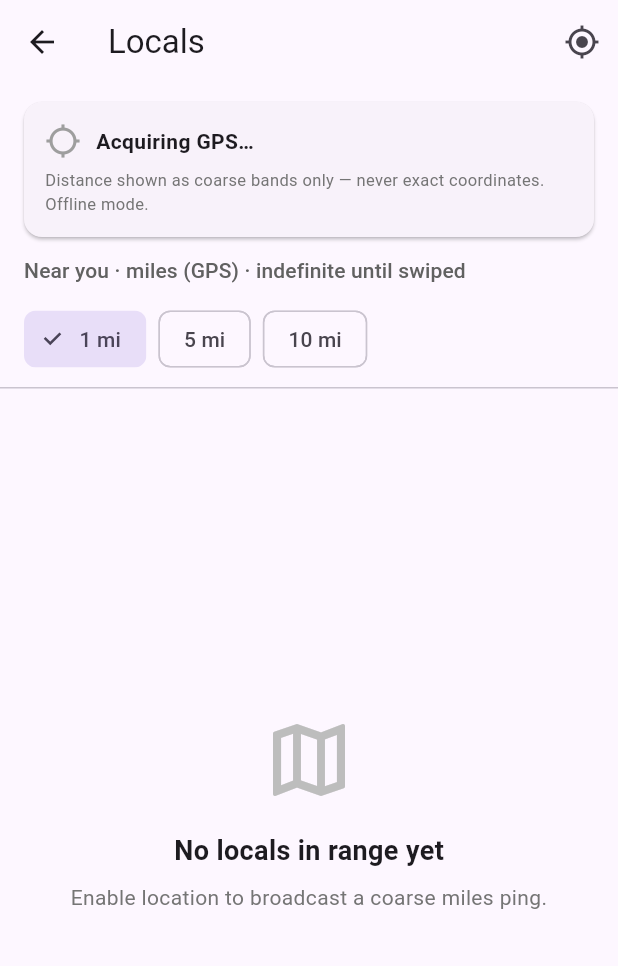
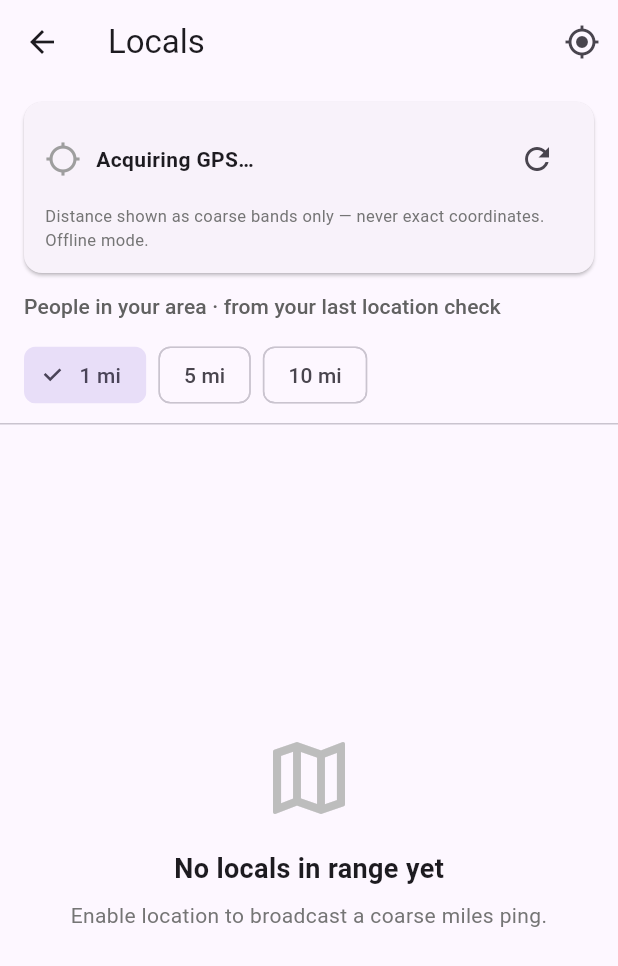
Before and after one commit to hazypiff/in-range, a Flutter app: the LocalsScreen screen opened directly, on a phone screen of 412 x 824 dp. Shown: the top 966 px of the screen. Run offline on Flutter 3.47's test engine with Material 3 defaults, Android fonts, the phone set to English and light mode, and no system bars; our stand-ins replace flutter_blue_plus, flutter_dotenv, flutter_local_notifications, flutter_riverpod, geolocator, image_picker and 4 more; missing offline and left inert: flutter_background_service, flutter_ble_peripheral; accounts and stored records are empty.

Commit message:
feat(locals): refresh button on the location card — user re-shares their coarse area on demand
Card now reads "Location checked Xm ago — tap refresh to update your
area"; header copy updated for the ambient model.

Co-Authored-By: Claude Fable 5 <noreply@anthropic.com>
Claude-Session: https://claude.ai/code/session_018jWh2DSze1WEiRT2CkGufQ

```diff
--- a/lib/features/locals/locals_screen.dart
+++ b/lib/features/locals/locals_screen.dart
@@ -80,11 +80,15 @@ class _LocalsScreenState extends ConsumerState<LocalsScreen> {
       body: Column(
         crossAxisAlignment: CrossAxisAlignment.stretch,
         children: [
-          _GpsCard(gps: gps),
+          _GpsCard(
+            gps: gps,
+            onRefresh: () =>
+                ref.read(localsControllerProvider.notifier).start(),
+          ),
           Padding(
             padding: const EdgeInsets.fromLTRB(16, 8, 16, 4),
             child: Text(
-              'Near you · miles (GPS) · indefinite until swiped',
+              'People in your area · from your last location check',
               style: Theme.of(context).textTheme.titleSmall?.copyWith(
                     color: Colors.grey.shade700,
                   ),
@@ -150,8 +154,18 @@ class _LocalsScreenState extends ConsumerState<LocalsScreen> {
 }
 
 class _GpsCard extends StatelessWidget {
-  const _GpsCard({required this.gps});
+  const _GpsCard({required this.gps, required this.onRefresh});
   final LocalsState gps;
+  final VoidCallback onRefresh;
+
+  static String _ago(DateTime? t) {
+    if (t == null) return '—';
+    final d = DateTime.now().difference(t.toLocal());
+    if (d.inMinutes < 1) return 'just now';
+    if (d.inMinutes < 60) return '${d.inMinutes}m ago';
+    if (d.inHours < 24) return '${d.inHours}h ago';
+    return '${d.inDays}d ago';
+  }
 
   @override
   Widget build(BuildContext context) {
@@ -177,12 +191,18 @@ class _GpsCard extends StatelessWidget {
                     style: const TextStyle(fontWeight: FontWeight.w600),
                   ),
                 ),
+                IconButton(
+                  tooltip: 'Update my area',
+                  onPressed: onRefresh,
+                  icon: const Icon(Icons.refresh),
+                ),
               ],
             ),
             if (gps.hasFix) ...[
               const SizedBox(height: 6),
               Text(
-                'Updated ${gps.updatedAt?.toLocal().toString().substring(0, 19) ?? "—"}',
+                'Location checked ${_ago(gps.updatedAt)} — tap refresh to '
+                'update your area',
                 style: TextStyle(fontSize: 12, color: Colors.grey.shade700),
               ),
             ],
```
